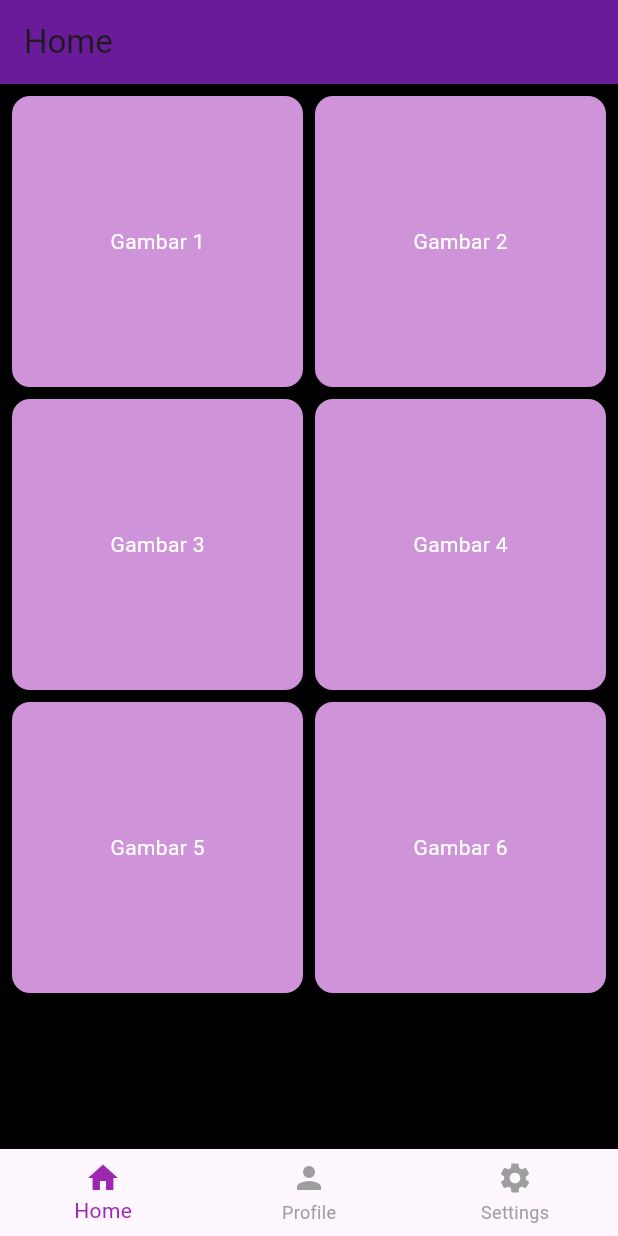
After one commit to Gaten12/profile, a Flutter app: the MainNavigation screen opened directly, on a phone screen of 412 x 824 dp. The commit adds this screen. Run offline on Flutter 3.47's test engine with Material 3 defaults, Android fonts, the phone set to English and light mode, and no system bars; our stand-ins replace shared_preferences; accounts and stored records are empty.

Commit message:
anyar_mbledos

```diff
--- a/lib/main.dart
+++ b/lib/main.dart
@@ -1,6 +1,9 @@
 import 'package:flutter/material.dart';
-import 'package:profile/login.dart';
-import 'package:profile/profile.dart';
+import 'package:profile/pages/home.dart';
+import 'package:profile/pages/login.dart';
+import 'package:profile/pages/profile.dart';
+import 'package:profile/pages/settings.dart';
+import 'package:shared_preferences/shared_preferences.dart';
 
 void main() {
   runApp(const MyApp());
@@ -9,31 +12,60 @@ void main() {
 class MyApp extends StatelessWidget {
   const MyApp({super.key});
 
-  // This widget is the root of your application.
+  Future<bool> _cekLogin() async {
+    final prefs = await SharedPreferences.getInstance();
+    return prefs.getBool('isLoggedIn') ?? false;
+  }
+
   @override
   Widget build(BuildContext context) {
     return MaterialApp(
-      title: 'Flutter Demo',
-      theme: ThemeData(
-        // This is the theme of your application.
-        //
-        // TRY THIS: Try running your application with "flutter run". You'll see
-        // the application has a purple toolbar. Then, without quitting the app,
-        // try changing the seedColor in the colorScheme below to Colors.green
-        // and then invoke "hot reload" (save your changes or press the "hot
-        // reload" button in a Flutter-supported IDE, or press "r" if you used
-        // the command line to start the app).
-        //
-        // Notice that the counter didn't reset back to zero; the application
-        // state is not lost during the reload. To reset the state, use hot
-        // restart instead.
-        //
-        // This works for code too, not just values: Most code changes can be
-        // tested with just a hot reload.
-        colorScheme: ColorScheme.fromSeed(seedColor: Colors.deepPurple),
-        useMaterial3: true,
+      debugShowCheckedModeBanner: false,
+      title: 'Login Demo',
+      home: FutureBuilder<bool>(
+        future: _cekLogin(),
+        builder: (context, snapshot) {
+          if (snapshot.connectionState == ConnectionState.waiting) {
+            return const Center(child: CircularProgressIndicator());
+          }
+          return snapshot.data == true ? const MainNavigation() : const LoginPage();
+        },
       ),
-      home:  LoginPage (),
     );
   }
 }
+
+class MainNavigation extends StatefulWidget {
+  const MainNavigation({super.key});
+
+  @override
+  State<MainNavigation> createState() => _MainNavigationState();
+}
+
+class _MainNavigationState extends State<MainNavigation> {
+  int currentIndex = 0;
+
+  final pages = [
+    const HomePage(),
+    const ProfilePage(),
+    const SettingsPage(),
+  ];
+
+  @override
+  Widget build(BuildContext context) {
+    return Scaffold(
+      body: pages[currentIndex],
+      bottomNavigationBar: BottomNavigationBar(
+        currentIndex: currentIndex,
+        selectedItemColor: Colors.purple,
+        unselectedItemColor: Colors.grey,
+        onTap: (index) => setState(() => currentIndex = index),
+        items: const [
+          BottomNavigationBarItem(icon: Icon(Icons.home), label: 'Home'),
+          BottomNavigationBarItem(icon: Icon(Icons.person), label: 'Profile'),
+          BottomNavigationBarItem(icon: Icon(Icons.settings), label: 'Settings'),
+        ],
+      ),
+    );
+  }
+}
--- /dev/null
+++ b/lib/pages/home.dart
@@ -0,0 +1,39 @@
+import 'package:flutter/material.dart';
+
+class HomePage extends StatelessWidget {
+  const HomePage({super.key});
+
+  @override
+  Widget build(BuildContext context) {
+    return Scaffold(
+      backgroundColor: Colors.black,
+      appBar: AppBar(
+        title: const Text('Home'),
+        backgroundColor: Colors.purple[800],
+      ),
+      body: GridView.builder(
+        padding: const EdgeInsets.all(8),
+        gridDelegate: const SliverGridDelegateWithFixedCrossAxisCount(
+          crossAxisCount: 2,
+          crossAxisSpacing: 8,
+          mainAxisSpacing: 8,
+        ),
+        itemCount: 6,
+        itemBuilder: (context, index) {
+          return Container(
+            decoration: BoxDecoration(
+              color: Colors.purple[200],
+              borderRadius: BorderRadius.circular(12),
+            ),
+            child: Center(
+              child: Text(
+                'Gambar ${index + 1}',
+                style: const TextStyle(color: Colors.white),
+              ),
+            ),
+          );
+        },
+      ),
+    );
+  }
+}
--- a/pubspec.yaml
+++ b/pubspec.yaml
@@ -30,11 +30,8 @@ environment:
 dependencies:
   flutter:
     sdk: flutter
-
-
-  # The following adds the Cupertino Icons font to your application.
-  # Use with the CupertinoIcons class for iOS style icons.
   cupertino_icons: ^1.0.8
+  shared_preferences: ^2.5.3
 
 dev_dependencies:
   flutter_test:
```
Also changed, not shown: lib/models/iconbar.dart (added, +19 -0 lines), lib/models/profilestat.dart (added, +24 -0 lines), lib/pages/login.dart (renamed from lib/login.dart, +31 -7 lines), lib/pages/profile.dart (renamed from lib/profile.dart, +2 -41 lines), lib/pages/settings.dart (added, +22 -0 lines), pubspec.lock, 1 other file.
